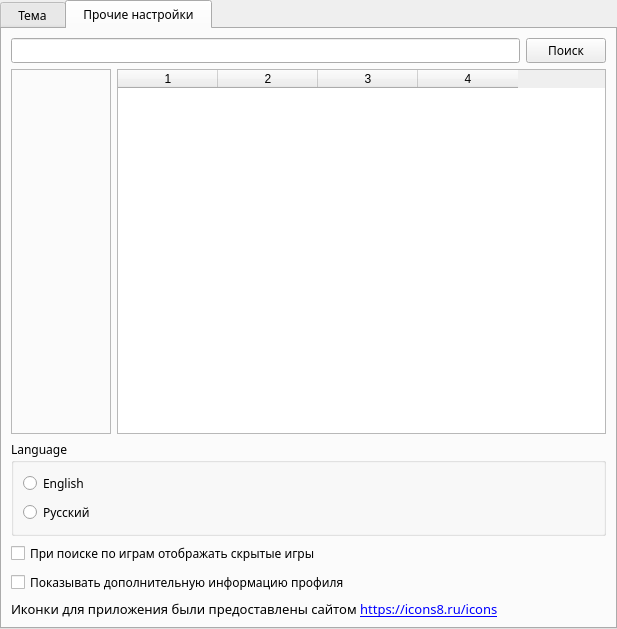
Arankir/AraSteamManager, file AraSteamManager/subform/formsettings.ui: the form before one commit.
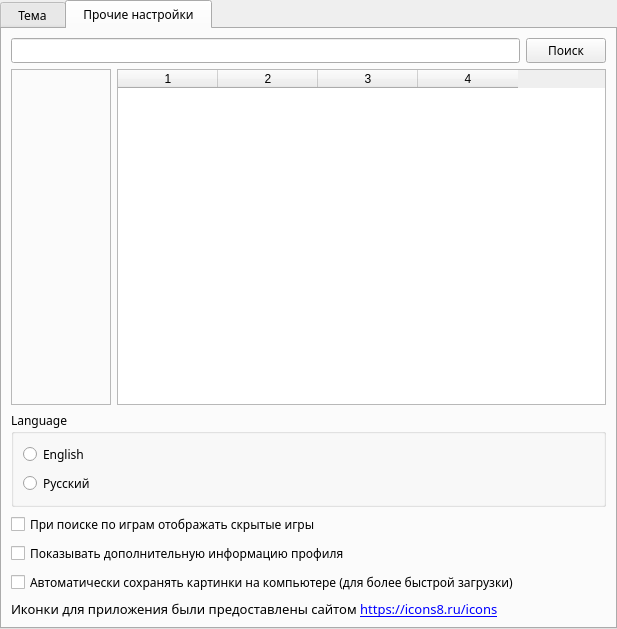
The form after the commit.

Commit message: Начало класса загрузки изображений

Diff of the .ui file:
```diff
--- a/AraSteamManager/subform/formsettings.ui
+++ b/AraSteamManager/subform/formsettings.ui
@@ -200,6 +200,13 @@
          </property>
         </widget>
        </item>
+       <item>
+        <widget class="QCheckBox" name="CheckBoxSaveImage">
+         <property name="text">
+          <string>Автоматически сохранять картинки на компьютере (для более быстрой загрузки)</string>
+         </property>
+        </widget>
+       </item>
        <item>
         <widget class="QLabel" name="labelIcons8">
          <property name="font">
```
The commit also changes 1817 other files.
